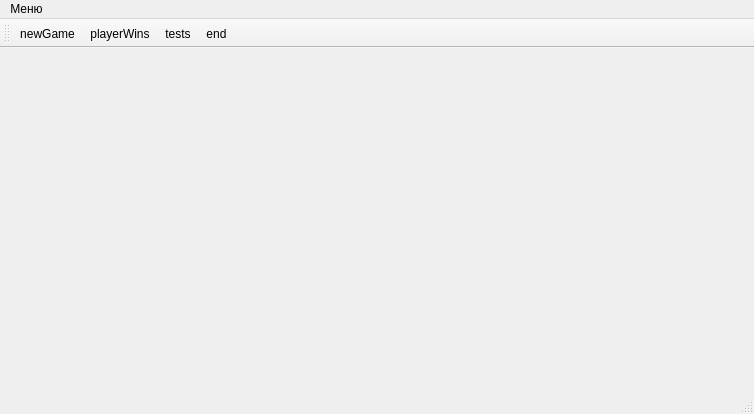
h31/ProgrammingCourseBackup, file Skripal_Boris/source/mainwindow.ui: the form before one commit.
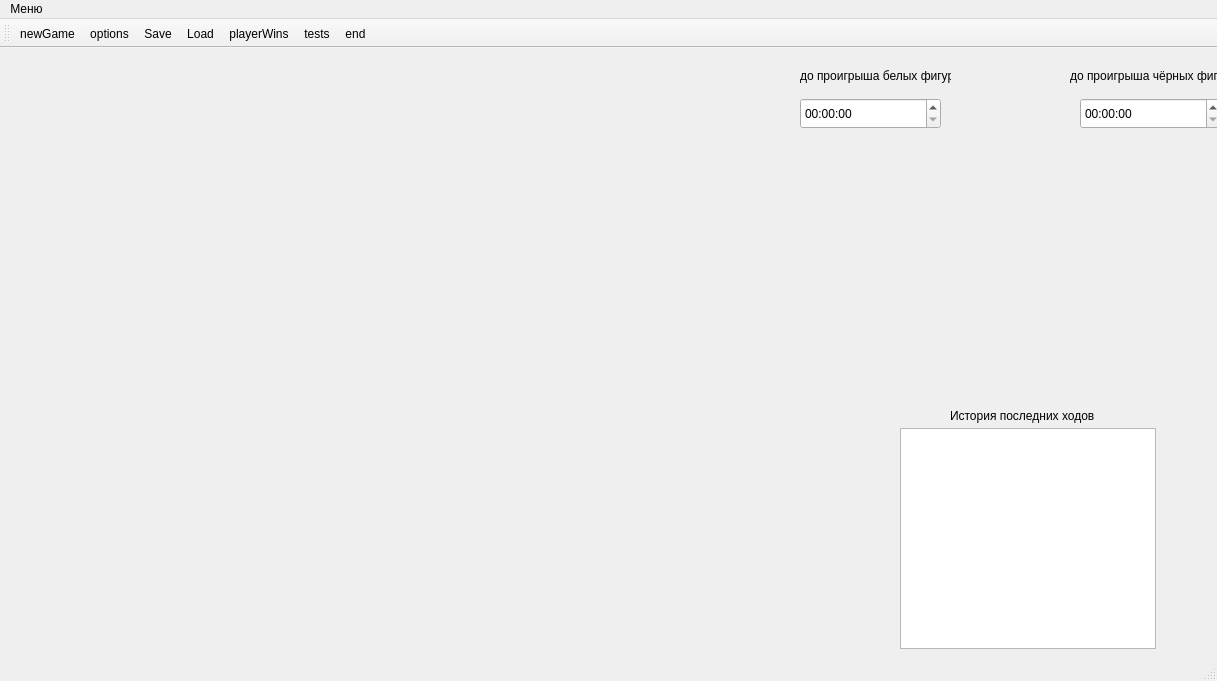
The form after the commit.

Patch:
```diff
--- a/Skripal_Boris/source/mainwindow.ui
+++ b/Skripal_Boris/source/mainwindow.ui
@@ -6,20 +6,90 @@
    <rect>
     <x>0</x>
     <y>0</y>
-    <width>754</width>
-    <height>414</height>
+    <width>1217</width>
+    <height>681</height>
    </rect>
   </property>
   <property name="windowTitle">
    <string>Chess</string>
   </property>
-  <widget class="QWidget" name="centralWidget"/>
+  <widget class="QWidget" name="centralWidget">
+   <widget class="QTimeEdit" name="timeEdit">
+    <property name="geometry">
+     <rect>
+      <x>800</x>
+      <y>50</y>
+      <width>141</width>
+      <height>31</height>
+     </rect>
+    </property>
+   </widget>
+   <widget class="QLabel" name="label">
+    <property name="geometry">
+     <rect>
+      <x>800</x>
+      <y>20</y>
+      <width>151</width>
+      <height>16</height>
+     </rect>
+    </property>
+    <property name="text">
+     <string>до проигрыша белых фигур</string>
+    </property>
+   </widget>
+   <widget class="QTimeEdit" name="timeEdit_2">
+    <property name="geometry">
+     <rect>
+      <x>1080</x>
+      <y>50</y>
+      <width>141</width>
+      <height>31</height>
+     </rect>
+    </property>
+   </widget>
+   <widget class="QLabel" name="label_2">
+    <property name="geometry">
+     <rect>
+      <x>1070</x>
+      <y>20</y>
+      <width>151</width>
+      <height>16</height>
+     </rect>
+    </property>
+    <property name="text">
+     <string>до проигрыша чёрных фигур</string>
+    </property>
+   </widget>
+   <widget class="QListWidget" name="listWidget">
+    <property name="geometry">
+     <rect>
+      <x>900</x>
+      <y>380</y>
+      <width>256</width>
+      <height>221</height>
+     </rect>
+    </property>
+   </widget>
+   <widget class="QLabel" name="label_3">
+    <property name="geometry">
+     <rect>
+      <x>950</x>
+      <y>360</y>
+      <width>171</width>
+      <height>16</height>
+     </rect>
+    </property>
+    <property name="text">
+     <string>История последних ходов</string>
+    </property>
+   </widget>
+  </widget>
   <widget class="QMenuBar" name="menuBar">
    <property name="geometry">
     <rect>
      <x>0</x>
      <y>0</y>
-     <width>754</width>
+     <width>1217</width>
      <height>21</height>
     </rect>
    </property>
@@ -43,6 +113,9 @@
     <bool>false</bool>
    </attribute>
    <addaction name="actionNewGame"/>
+   <addaction name="actionOptions"/>
+   <addaction name="actionSave"/>
+   <addaction name="actionLoad"/>
    <addaction name="actionPlayerWins"/>
    <addaction name="actionTests"/>
    <addaction name="actionEnd"/>
@@ -80,6 +153,24 @@
     <string>Сдаться</string>
    </property>
   </action>
+  <action name="actionSave">
+   <property name="text">
+    <string>Save</string>
+   </property>
+   <property name="toolTip">
+    <string>Сохранение текущей игры</string>
+   </property>
+  </action>
+  <action name="actionLoad">
+   <property name="text">
+    <string>Load</string>
+   </property>
+  </action>
+  <action name="actionOptions">
+   <property name="text">
+    <string>options</string>
+   </property>
+  </action>
  </widget>
  <layoutdefault spacing="6" margin="11"/>
  <resources/>
```
